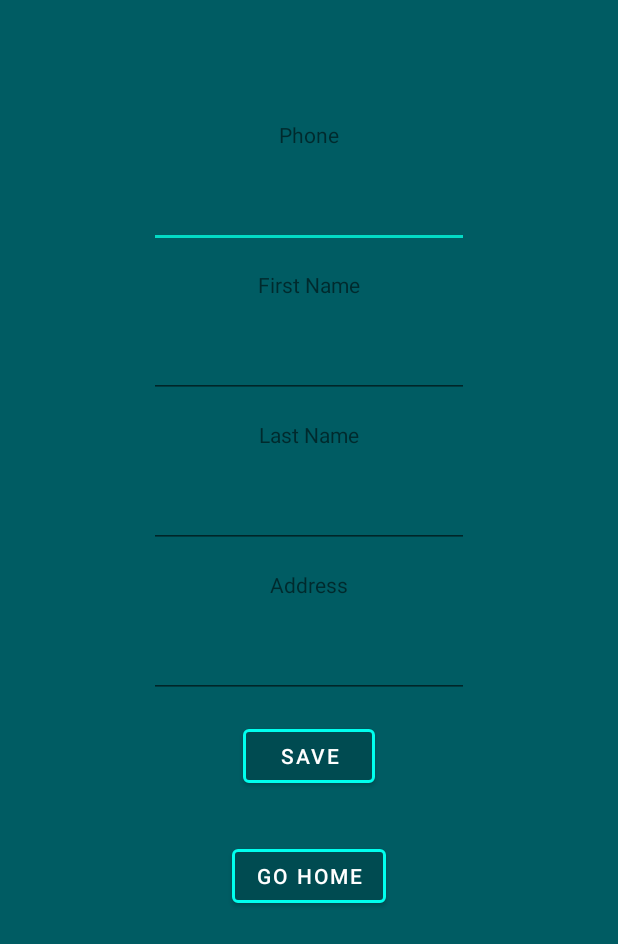
After one commit to diegoluci/SeniorDesign, an Android app: the Settings screen opened directly, with no data from a screen before it, on a phone screen of 412 x 824 dp. The commit adds this screen. Shown: the top 944 px of the screen. Run offline under Robolectric (Android 15) with nearby library versions, the phone set to English and light mode, and no system bars.

Commit message:
Edit Contact Information

```diff
--- a/app/build.gradle
+++ b/app/build.gradle
@@ -13,7 +13,7 @@
         targetSdk 33
         versionCode 1
         versionName "1.0"
-
+        multiDexEnabled true
         testInstrumentationRunner "androidx.test.runner.AndroidJUnitRunner"
     }
 
--- a/app/src/main/AndroidManifest.xml
+++ b/app/src/main/AndroidManifest.xml
@@ -1,7 +1,8 @@
 <?xml version="1.0" encoding="utf-8"?>
 <manifest xmlns:android="http://schemas.android.com/apk/res/android"
     xmlns:tools="http://schemas.android.com/tools">
-    <uses-permission android:name="android.permission.INTERNET"/>
+
+    <uses-permission android:name="android.permission.INTERNET" />
 
     <application
         android:allowBackup="true"
@@ -12,6 +13,9 @@
         android:supportsRtl="true"
         android:theme="@style/Theme.LearningKidsApp"
         tools:targetApi="31">
+        <activity
+            android:name=".Settings"
+            android:exported="false" />
         <activity
             android:name=".RegisterActivity"
             android:exported="false" />
--- a/app/src/main/java/com/example/learningkidsapp/MainActivity.java
+++ b/app/src/main/java/com/example/learningkidsapp/MainActivity.java
@@ -6,12 +6,14 @@
 import android.view.View;
 import android.widget.Button;
 import android.os.Bundle;
+import android.widget.ImageButton;
 
 public class MainActivity extends AppCompatActivity {
     private Button PhoneB;
     private Button NamesB;
     private Button AddressB;
 
+    private ImageButton SettingsB;
     @Override
     protected void onCreate(Bundle savedInstanceState) {
         super.onCreate(savedInstanceState);
@@ -41,6 +43,14 @@
             }
         });
 
+        SettingsB = (ImageButton) findViewById(R.id.Settings);
+
+        SettingsB.setOnClickListener(new View.OnClickListener() {
+            @Override
+            public void onClick(View view) { openSettings();
+            }
+        });
+
     }
     public void openPhoneGame() {
         Intent intentP = new Intent(this, PhoneGame.class);
@@ -56,4 +66,9 @@
         Intent intentA = new Intent(this, AddrGame.class);
         startActivity(intentA);
     }
+
+    public void openSettings() {
+        Intent intentS = new Intent(this, Settings.class);
+        startActivity(intentS);
+    }
 }
--- /dev/null
+++ b/app/src/main/java/com/example/learningkidsapp/Settings.java
@@ -0,0 +1,63 @@
+package com.example.learningkidsapp;
+
+import androidx.appcompat.app.AppCompatActivity;
+
+import android.content.Context;
+import android.content.Intent;
+import android.content.SharedPreferences;
+import android.os.Bundle;
+import android.view.View;
+import android.widget.Button;
+import android.widget.EditText;
+import android.widget.Toast;
+
+public class Settings extends AppCompatActivity {
+
+        EditText fname, lname, phone, address;
+        Button save, home;
+        SharedPreferences sp;
+        String fnameStr, lnameStr, phoneStr, addrStr;
+
+    @Override
+    protected void onCreate(Bundle savedInstanceState) {
+        super.onCreate(savedInstanceState);
+        setContentView(R.layout.activity_settings);
+
+        fname = findViewById(R.id.FirstName);
+        lname = findViewById(R.id.LastName);
+        phone = findViewById(R.id.PhoneNumber);
+        address = findViewById(R.id.Address);
+        save = findViewById(R.id.Save);
+        home = findViewById(R.id.Home);
+
+       sp = getSharedPreferences("MyUserPrefs", Context.MODE_PRIVATE);
+
+        save.setOnClickListener(new View.OnClickListener() {
+            @Override
+            public void onClick(View view) {
+                fnameStr = fname.getText().toString();
+                lnameStr = lname.getText().toString();
+                phoneStr = phone.getText().toString();
+                addrStr = address.getText().toString();
+
+                SharedPreferences.Editor editor = sp.edit();
+                editor.putString("FName", fnameStr);
+                editor.putString("LName", lnameStr);
+                editor.putString("Phone", phoneStr);
+                editor.putString("Address", addrStr);
+
+                editor.commit();
+                Toast.makeText(Settings.this,"Information Saved", Toast.LENGTH_LONG).show();
+            }
+        });
+
+        home.setOnClickListener(new View.OnClickListener() {
+            @Override
+            public void onClick(View view) {
+                Intent intentH = new Intent(Settings.this, MainActivity.class);
+                startActivity(intentH);
+            }
+        });
+
+    }
+}
--- /dev/null
+++ b/app/src/main/res/drawable/baseline_settings_24.xml
@@ -0,0 +1,5 @@
+<vector android:height="24dp" android:tint="#00FDED"
+    android:viewportHeight="24" android:viewportWidth="24"
+    android:width="24dp" xmlns:android="http://schemas.android.com/apk/res/android">
+    <path android:fillColor="@android:color/white" android:pathData="M19.14,12.94c0.04,-0.3 0.06,-0.61 0.06,-0.94c0,-0.32 -0.02,-0.64 -0.07,-0.94l2.03,-1.58c0.18,-0.14 0.23,-0.41 0.12,-0.61l-1.92,-3.32c-0.12,-0.22 -0.37,-0.29 -0.59,-0.22l-2.39,0.96c-0.5,-0.38 -1.03,-0.7 -1.62,-0.94L14.4,2.81c-0.04,-0.24 -0.24,-0.41 -0.48,-0.41h-3.84c-0.24,0 -0.43,0.17 -0.47,0.41L9.25,5.35C8.66,5.59 8.12,5.92 7.63,6.29L5.24,5.33c-0.22,-0.08 -0.47,0 -0.59,0.22L2.74,8.87C2.62,9.08 2.66,9.34 2.86,9.48l2.03,1.58C4.84,11.36 4.8,11.69 4.8,12s0.02,0.64 0.07,0.94l-2.03,1.58c-0.18,0.14 -0.23,0.41 -0.12,0.61l1.92,3.32c0.12,0.22 0.37,0.29 0.59,0.22l2.39,-0.96c0.5,0.38 1.03,0.7 1.62,0.94l0.36,2.54c0.05,0.24 0.24,0.41 0.48,0.41h3.84c0.24,0 0.44,-0.17 0.47,-0.41l0.36,-2.54c0.59,-0.24 1.13,-0.56 1.62,-0.94l2.39,0.96c0.22,0.08 0.47,0 0.59,-0.22l1.92,-3.32c0.12,-0.22 0.07,-0.47 -0.12,-0.61L19.14,12.94zM12,15.6c-1.98,0 -3.6,-1.62 -3.6,-3.6s1.62,-3.6 3.6,-3.6s3.6,1.62 3.6,3.6S13.98,15.6 12,15.6z"/>
+</vector>
--- /dev/null
+++ b/app/src/main/res/drawable/ic_settings.xml
@@ -0,0 +1,5 @@
+<vector android:height="24dp" android:tint="#00FDED"
+    android:viewportHeight="24" android:viewportWidth="24"
+    android:width="24dp" xmlns:android="http://schemas.android.com/apk/res/android">
+    <path android:fillColor="@android:color/white" android:pathData="M19.14,12.94c0.04,-0.3 0.06,-0.61 0.06,-0.94c0,-0.32 -0.02,-0.64 -0.07,-0.94l2.03,-1.58c0.18,-0.14 0.23,-0.41 0.12,-0.61l-1.92,-3.32c-0.12,-0.22 -0.37,-0.29 -0.59,-0.22l-2.39,0.96c-0.5,-0.38 -1.03,-0.7 -1.62,-0.94L14.4,2.81c-0.04,-0.24 -0.24,-0.41 -0.48,-0.41h-3.84c-0.24,0 -0.43,0.17 -0.47,0.41L9.25,5.35C8.66,5.59 8.12,5.92 7.63,6.29L5.24,5.33c-0.22,-0.08 -0.47,0 -0.59,0.22L2.74,8.87C2.62,9.08 2.66,9.34 2.86,9.48l2.03,1.58C4.84,11.36 4.8,11.69 4.8,12s0.02,0.64 0.07,0.94l-2.03,1.58c-0.18,0.14 -0.23,0.41 -0.12,0.61l1.92,3.32c0.12,0.22 0.37,0.29 0.59,0.22l2.39,-0.96c0.5,0.38 1.03,0.7 1.62,0.94l0.36,2.54c0.05,0.24 0.24,0.41 0.48,0.41h3.84c0.24,0 0.44,-0.17 0.47,-0.41l0.36,-2.54c0.59,-0.24 1.13,-0.56 1.62,-0.94l2.39,0.96c0.22,0.08 0.47,0 0.59,-0.22l1.92,-3.32c0.12,-0.22 0.07,-0.47 -0.12,-0.61L19.14,12.94zM12,15.6c-1.98,0 -3.6,-1.62 -3.6,-3.6s1.62,-3.6 3.6,-3.6s3.6,1.62 3.6,3.6S13.98,15.6 12,15.6z"/>
+</vector>
--- a/app/src/main/res/layout/activity_main.xml
+++ b/app/src/main/res/layout/activity_main.xml
@@ -57,5 +57,16 @@
         app:strokeColor="#00FFEE"
         app:strokeWidth="2dp" />
 
+    <ImageButton
+        android:id="@+id/Settings"
+        android:layout_width="wrap_content"
+        android:layout_height="wrap_content"
+        android:layout_alignParentTop="true"
+        android:layout_alignParentEnd="true"
+        android:layout_marginTop="17dp"
+        android:layout_marginEnd="13dp"
+        android:background="@color/black"
+        app:srcCompat="@drawable/baseline_settings_24" />
+
 
 </RelativeLayout>
--- /dev/null
+++ b/app/src/main/res/layout/activity_settings.xml
@@ -0,0 +1,127 @@
+<?xml version="1.0" encoding="utf-8"?>
+<RelativeLayout xmlns:android="http://schemas.android.com/apk/res/android"
+    xmlns:app="http://schemas.android.com/apk/res-auto"
+    xmlns:tools="http://schemas.android.com/tools"
+    android:layout_width="match_parent"
+    android:layout_height="match_parent"
+    android:background="#005C63"
+    tools:context=".Settings">
+
+    <EditText
+        android:id="@+id/PhoneNumber"
+        android:layout_width="wrap_content"
+        android:layout_height="wrap_content"
+        android:layout_alignParentTop="true"
+        android:layout_centerHorizontal="true"
+        android:layout_marginTop="120dp"
+        android:ems="10"
+        android:inputType="phone"
+        android:text=""
+        tools:layout_editor_absoluteY="145dp" />
+
+    <EditText
+        android:id="@+id/FirstName"
+        android:layout_width="wrap_content"
+        android:layout_height="wrap_content"
+        android:layout_alignParentTop="true"
+        android:layout_centerInParent="true"
+        android:layout_marginTop="220dp"
+        android:ems="10"
+        android:inputType="textPersonName"
+        android:text=""
+        tools:layout_editor_absoluteY="234dp" />
+
+    <EditText
+        android:id="@+id/Address"
+        android:layout_width="wrap_content"
+        android:layout_height="wrap_content"
+        android:layout_alignParentTop="true"
+        android:layout_centerHorizontal="true"
+        android:layout_marginTop="420dp"
+        android:ems="10"
+        android:inputType="textPersonName"
+        android:text=""
+        tools:layout_editor_absoluteY="425dp" />
+
+    <TextView
+        android:id="@+id/textView"
+        android:layout_width="wrap_content"
+        android:layout_height="wrap_content"
+        android:layout_alignParentTop="true"
+        android:layout_centerHorizontal="true"
+        android:layout_marginTop="80dp"
+        android:text="Phone"
+        tools:layout_editor_absoluteY="110dp" />
+
+    <TextView
+        android:id="@+id/textView2"
+        android:layout_width="wrap_content"
+        android:layout_height="wrap_content"
+        android:layout_alignParentTop="true"
+        android:layout_centerHorizontal="true"
+        android:layout_marginTop="180dp"
+        android:text="First Name"
+        tools:layout_editor_absoluteY="199dp" />
+
+    <TextView
+        android:id="@+id/textView3"
+        android:layout_width="wrap_content"
+        android:layout_height="wrap_content"
+        android:layout_alignParentTop="true"
+        android:layout_centerHorizontal="true"
+        android:layout_marginTop="280dp"
+        android:text="Last Name"
+        tools:layout_editor_absoluteY="289dp" />
+
+    <EditText
+        android:id="@+id/LastName"
+        android:layout_width="wrap_content"
+        android:layout_height="wrap_content"
+        android:layout_alignParentTop="true"
+        android:layout_centerHorizontal="true"
+        android:layout_marginTop="320dp"
+        android:ems="10"
+        android:inputType="textPersonName"
+        android:text=""
+        tools:layout_editor_absoluteX="109dp"
+        tools:layout_editor_absoluteY="329dp" />
+
+    <TextView
+        android:id="@+id/textView4"
+        android:layout_width="wrap_content"
+        android:layout_height="wrap_content"
+        android:layout_alignParentTop="true"
+        android:layout_centerHorizontal="true"
+        android:layout_marginTop="380dp"
+        android:text="Address"
+        tools:layout_editor_absoluteY="384dp" />
+
+    <Button
+        android:id="@+id/Save"
+        android:layout_width="wrap_content"
+        android:layout_height="wrap_content"
+        android:layout_alignParentTop="true"
+        android:layout_centerHorizontal="true"
+        android:layout_marginTop="480dp"
+        android:text="Save"
+        app:backgroundTint="#004B51"
+        app:iconPadding="8dp"
+        app:strokeColor="#00FFEE"
+        app:strokeWidth="2dp"
+        tools:layout_editor_absoluteY="493dp" />
+
+    <Button
+        android:id="@+id/Home"
+        android:layout_width="wrap_content"
+        android:layout_height="wrap_content"
+        android:layout_alignParentTop="true"
+        android:layout_centerHorizontal="true"
+        android:layout_marginTop="560dp"
+        android:text="Go Home"
+        app:backgroundTint="#004B51"
+        app:iconPadding="8dp"
+        app:strokeColor="#00FFEE"
+        app:strokeWidth="2dp"
+        tools:layout_editor_absoluteY="493dp" />
+
+</RelativeLayout>
```
Also changed, not shown: 1 other file.
